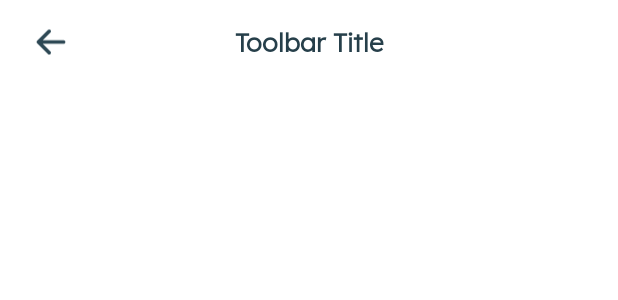
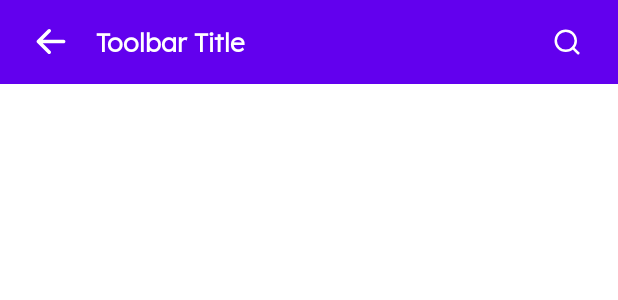
Before and after one commit to rktuhinbd/Ittehad, an Android app: the layout activity_asatijaye_keram.xml on its own in the app's theme, with its tools: preview values and no code run, on a phone screen of 412 x 824 dp. Shown: the top 300 px of the screen. Run offline under Robolectric (Android 15) with nearby library versions, the light colour scheme and no system bars.

Commit message:
Searchable toolbar created in AsatijayeKeramActivity

```diff
--- a/app/src/main/res/layout/activity_asatijaye_keram.xml
+++ b/app/src/main/res/layout/activity_asatijaye_keram.xml
@@ -10,7 +10,7 @@
 
         <include
             android:id="@+id/toolbar"
-            layout="@layout/layout_toolbar_transparent" />
+            layout="@layout/layout_toolbar_search" />
 
         <androidx.recyclerview.widget.RecyclerView
             android:layout_width="match_parent"
--- a/app/src/main/res/layout/layout_toolbar_search.xml
+++ b/app/src/main/res/layout/layout_toolbar_search.xml
@@ -43,8 +43,8 @@
 
             <ImageView
                 android:id="@+id/ivSearch"
-                android:layout_width="wrap_content"
-                android:layout_height="wrap_content"
+                android:layout_width="@dimen/_20dp"
+                android:layout_height="@dimen/_20dp"
                 android:layout_alignParentEnd="true"
                 android:layout_centerVertical="true"
                 app:srcCompat="@drawable/ic_search_teal"
@@ -62,8 +62,8 @@
 
             <ImageView
                 android:id="@+id/ivCancel"
-                android:layout_width="wrap_content"
-                android:layout_height="wrap_content"
+                android:layout_width="@dimen/_20dp"
+                android:layout_height="@dimen/_20dp"
                 android:layout_alignParentEnd="true"
                 android:layout_centerVertical="true"
                 app:srcCompat="@drawable/ic_cross_white"
@@ -81,7 +81,8 @@
                 android:drawableStart="@drawable/ic_search_teal"
                 android:drawablePadding="@dimen/_12dp"
                 android:drawableTint="@color/white"
-                android:hint="Search here" />
+                android:hint="Search here"
+                tools:ignore="HardcodedText" />
 
         </RelativeLayout>
 
```
Also changed, not shown: app/src/main/java/com/madaninagar/madani/asatijaye_keram/AsatijayeKeramActivity.kt (+12 -0 lines).
